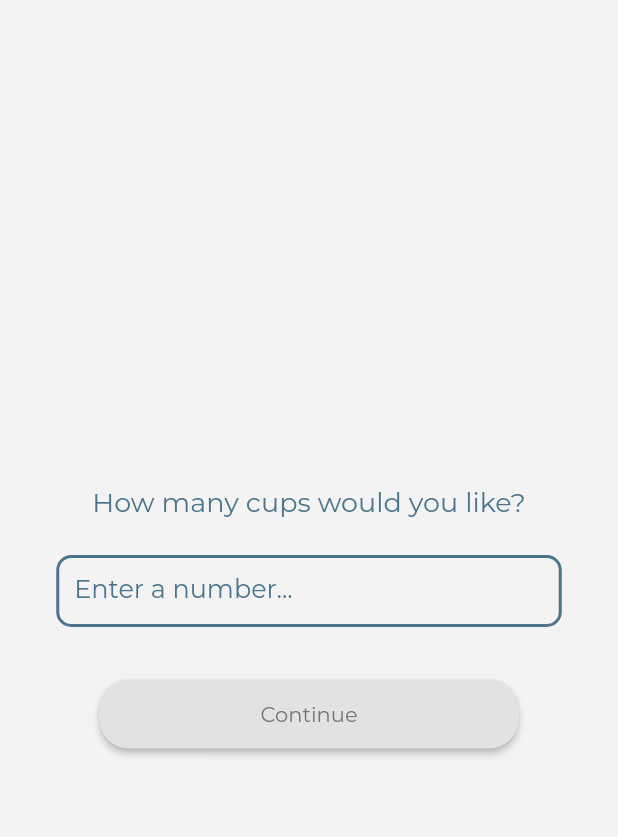
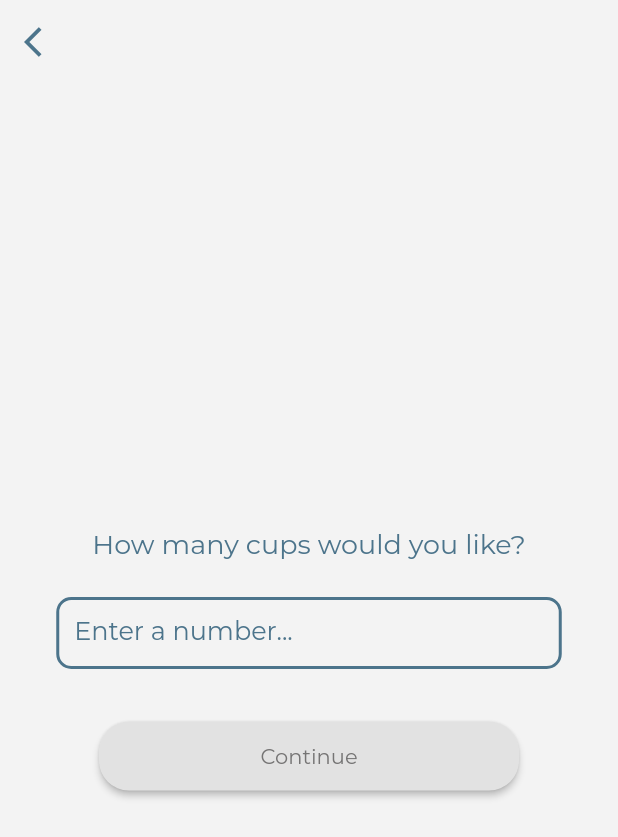
Before and after one commit to utrgv-software-engineering/homebrew-JohnAstro, a Flutter app: the Cups screen opened directly, on a phone screen of 412 x 824 dp. Shown: the top 837 px of the screen. Run offline on Flutter 3.47's test engine with Material 2 defaults, Android fonts, the phone set to English and light mode, and no system bars.

Commit message:
added appbar w/ back buttons

```diff
--- a/lib/screens/choose_cups_screen.dart
+++ b/lib/screens/choose_cups_screen.dart
@@ -58,6 +58,15 @@ class _CupsState extends State<Cups> {
 
     return Scaffold(
       backgroundColor: Color(0xFFF3F3F3),
+      appBar: AppBar(
+        leading: IconButton(
+            key: Key('back-button'),
+            onPressed: () => Navigator.pop(context),
+            icon: Icon(Icons.arrow_back_ios)),
+        backgroundColor: Color(0xFFF3F3F3),
+        foregroundColor: Color(0xFF4C748B),
+        elevation: 0,
+      ),
       body: Center(
         child: Column(
           mainAxisAlignment: MainAxisAlignment.center,
```
Also changed, not shown: lib/screens/recommend_coffee_screen.dart (+10 -1 lines).
